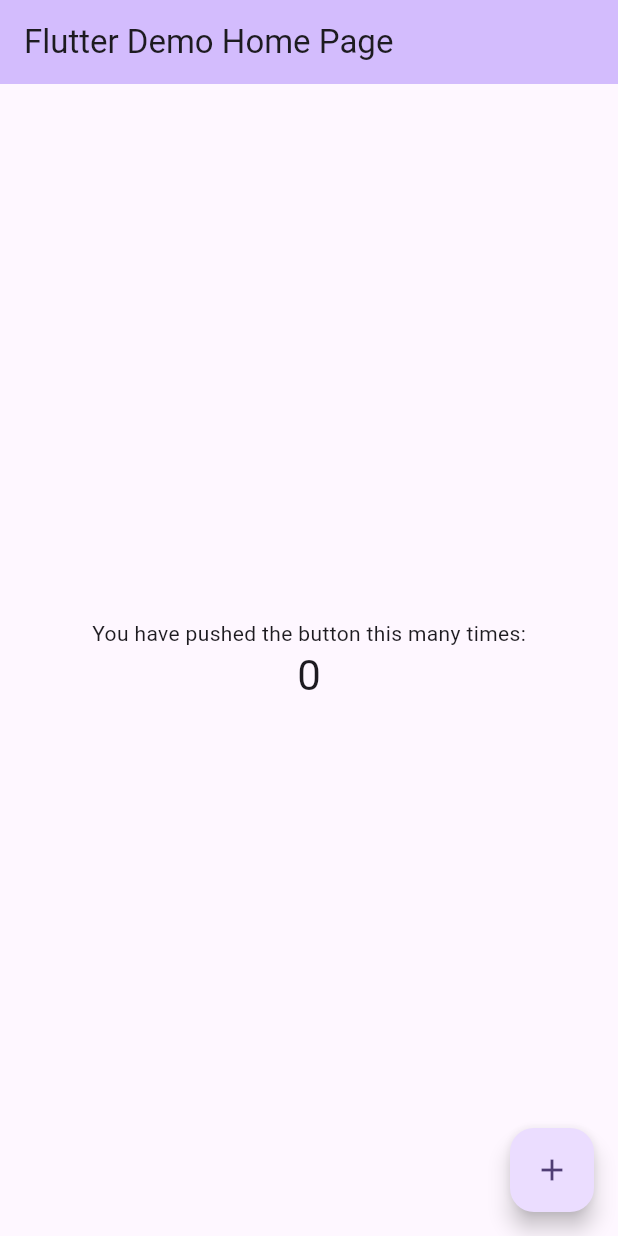
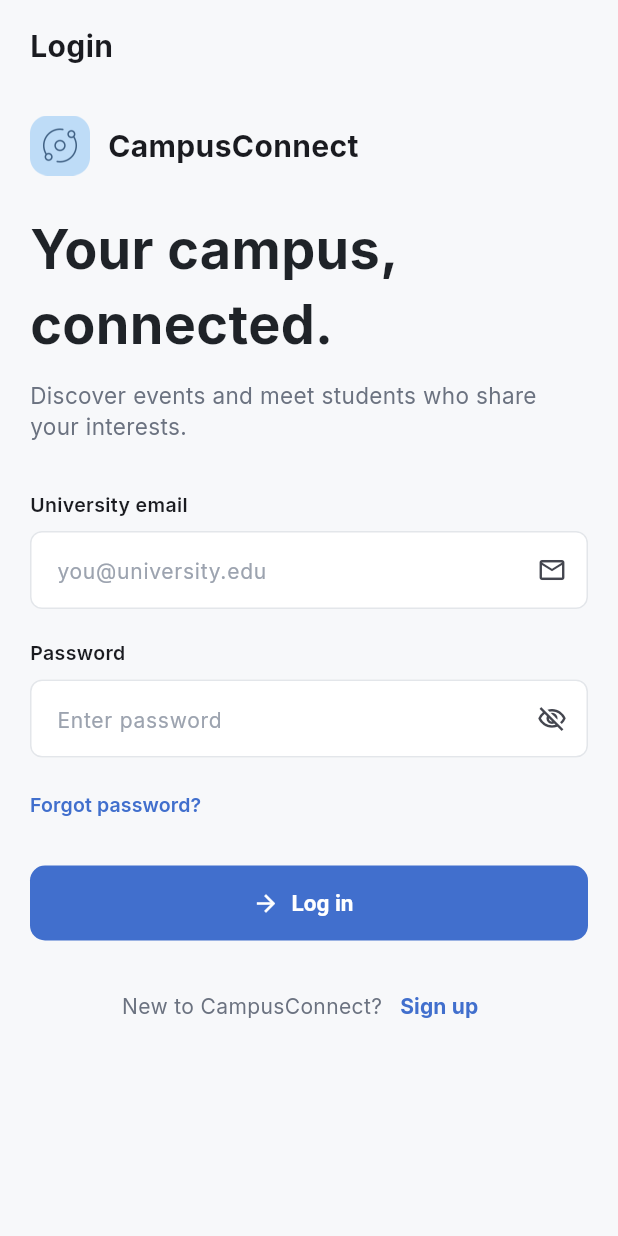
Before and after one commit to dolunayozbilgin/CampusConnect, a Flutter app: the screen it shows after launch, on a phone screen of 412 x 824 dp. Run offline on Flutter 3.47's test engine with Material 3 defaults, Android fonts, the phone set to English and light mode, and no system bars.

Commit message:
Add Login screen UI with shared theme, Inter font and logo

```diff
--- a/lib/main.dart
+++ b/lib/main.dart
@@ -1,4 +1,7 @@
 import 'package:flutter/material.dart';
+import 'screens/login_screen.dart';
+import 'utils/app_colors.dart';
+
 
 void main() {
   runApp(const MyApp());
@@ -7,116 +10,62 @@ void main() {
 class MyApp extends StatelessWidget {
   const MyApp({super.key});
 
-  // This widget is the root of your application.
   @override
   Widget build(BuildContext context) {
     return MaterialApp(
-      title: 'Flutter Demo',
+      title: 'CampusConnect',
+      debugShowCheckedModeBanner: false,
       theme: ThemeData(
-        // This is the theme of your application.
-        //
-        // TRY THIS: Try running your application with "flutter run". You'll see
-        // the application has a purple toolbar. Then, without quitting the app,
-        // try changing the seedColor in the colorScheme below to Colors.green
-        // and then invoke "hot reload" (save your changes or press the "hot
-        // reload" button in a Flutter-supported IDE, or press "r" if you used
-        // the command line to start the app).
-        //
-        // Notice that the counter didn't reset back to zero; the application
-        // state is not lost during the reload. To reset the state, use hot
-        // restart instead.
-        //
-        // This works for code too, not just values: Most code changes can be
-        // tested with just a hot reload.
-        colorScheme: .fromSeed(seedColor: Colors.deepPurple),
+        fontFamily: 'Inter',
+        colorScheme: ColorScheme.fromSeed(
+          seedColor: AppColors.primary,
+          primary: AppColors.primary,
+          surface: AppColors.background,
+          error: AppColors.error,
+        ),
+        scaffoldBackgroundColor: AppColors.background,
+
+        // Every TextField in the app gets this style
+        inputDecorationTheme: InputDecorationThemeData(
+          filled: true,
+          fillColor: AppColors.surface,
+          hintStyle: const TextStyle(color: AppColors.textHint, fontSize: 14),
+          contentPadding: const EdgeInsets.symmetric(
+            horizontal: 14,
+            vertical: 14,
+          ),
+          border: OutlineInputBorder(
+            borderRadius: BorderRadius.circular(8),
+            borderSide: const BorderSide(color: AppColors.border),
+          ),
+          enabledBorder: OutlineInputBorder(
+            borderRadius: BorderRadius.circular(8),
+            borderSide: const BorderSide(color: AppColors.border),
+          ),
+          focusedBorder: OutlineInputBorder(
+            borderRadius: BorderRadius.circular(8),
+            borderSide: const BorderSide(color: AppColors.primary, width: 1.5),
+          ),
+        ),
+
+        // Every FilledButton in the app gets this style
+        filledButtonTheme: FilledButtonThemeData(
+          style: FilledButton.styleFrom(
+            backgroundColor: AppColors.primary,
+            foregroundColor: Colors.white,
+            minimumSize: const Size.fromHeight(50),
+            shape: RoundedRectangleBorder(
+              borderRadius: BorderRadius.circular(10),
+            ),
+            textStyle: const TextStyle(
+              fontSize: 15,
+              fontWeight: FontWeight.w600,
+            ),
+          ),
+        ),
       ),
-      home: const MyHomePage(title: 'Flutter Demo Home Page'),
+
+      home: const LoginScreen(),
     );
   }
 }
-
-class MyHomePage extends StatefulWidget {
-  const MyHomePage({super.key, required this.title});
-
-  // This widget is the home page of your application. It is stateful, meaning
-  // that it has a State object (defined below) that contains fields that affect
-  // how it looks.
-
-  // This class is the configuration for the state. It holds the values (in this
-  // case the title) provided by the parent (in this case the App widget) and
-  // used by the build method of the State. Fields in a Widget subclass are
-  // always marked "final".
-
-  final String title;
-
-  @override
-  State<MyHomePage> createState() => _MyHomePageState();
-}
-
-class _MyHomePageState extends State<MyHomePage> {
-  int _counter = 0;
-
-  void _incrementCounter() {
-    setState(() {
-      // This call to setState tells the Flutter framework that something has
-      // changed in this State, which causes it to rerun the build method below
-      // so that the display can reflect the updated values. If we changed
-      // _counter without calling setState(), then the build method would not be
-      // called again, and so nothing would appear to happen.
-      _counter++;
-    });
-  }
-
-  @override
-  Widget build(BuildContext context) {
-    // This method is rerun every time setState is called, for instance as done
-    // by the _incrementCounter method above.
-    //
-    // The Flutter framework has been optimized to make rerunning build methods
-    // fast, so that you can just rebuild anything that needs updating rather
-    // than having to individually change instances of widgets.
-    return Scaffold(
-      appBar: AppBar(
-        // TRY THIS: Try changing the color here to a specific color (to
-        // Colors.amber, perhaps?) and trigger a hot reload to see the AppBar
-        // change color while the other colors stay the same.
-        backgroundColor: Theme.of(context).colorScheme.inversePrimary,
-        // Here we take the value from the MyHomePage object that was created by
-        // the App.build method, and use it to set our appbar title.
-        title: Text(widget.title),
-      ),
-      body: Center(
-        // Center is a layout widget. It takes a single child and positions it
-        // in the middle of the parent.
-        child: Column(
-          // Column is also a layout widget. It takes a list of children and
-          // arranges them vertically. By default, it sizes itself to fit its
-          // children horizontally, and tries to be as tall as its parent.
-          //
-          // Column has various properties to control how it sizes itself and
-          // how it positions its children. Here we use mainAxisAlignment to
-          // center the children vertically; the main axis here is the vertical
-          // axis because Columns are vertical (the cross axis would be
-          // horizontal).
-          //
-          // TRY THIS: Invoke "debug painting" (choose the "Toggle Debug Paint"
-          // action in the IDE, or press "p" in the console), to see the
-          // wireframe for each widget.
-          mainAxisAlignment: .center,
-          children: [
-            const Text('You have pushed the button this many times:'),
-            Text(
-              '$_counter',
-              style: Theme.of(context).textTheme.headlineMedium,
-            ),
-          ],
-        ),
-      ),
-      floatingActionButton: FloatingActionButton(
-        onPressed: _incrementCounter,
-        tooltip: 'Increment',
-        child: const Icon(Icons.add),
-      ),
-    );
-  }
-}
--- /dev/null
+++ b/lib/screens/login_screen.dart
@@ -0,0 +1,149 @@
+import 'package:flutter/material.dart';
+import '../utils/app_colors.dart';
+
+
+class LoginScreen extends StatefulWidget {
+  const LoginScreen({super.key});
+
+  @override
+  State<LoginScreen> createState() => _LoginScreenState();
+}
+
+class _LoginScreenState extends State<LoginScreen> {
+  bool _obscurePassword = true;
+
+  @override
+  Widget build(BuildContext context) {
+        return Scaffold(
+      body: SafeArea(
+        child: SingleChildScrollView(
+          padding: const EdgeInsets.fromLTRB(20, 16, 20, 24),
+          child: Column(
+            crossAxisAlignment: CrossAxisAlignment.stretch,
+            children: [
+              // App header
+              const Text(
+                'Login',
+                style: TextStyle(fontSize: 20, fontWeight: FontWeight.w700),
+              ),
+              const SizedBox(height: 32),
+
+              // Brand: logo tile + app name
+              Row(
+                children: [
+                  Image.asset('assets/images/logo.png', width: 40, height: 40),
+                  const SizedBox(width: 12),
+                  const Text(
+                    'CampusConnect',
+                    style: TextStyle(fontSize: 20, fontWeight: FontWeight.w700),
+                  ),
+                ],
+              ),
+              const SizedBox(height: 24),
+
+              // Title + subtitle
+              const Text(
+                'Your campus,\nconnected.',
+                style: TextStyle(
+                  fontSize: 36,
+                  fontWeight: FontWeight.w700,
+                  height: 1.4,
+                  color: AppColors.textPrimary,
+                ),
+              ),
+              const SizedBox(height: 12),
+              const Text(
+                'Discover events and meet students who share your interests.',
+                style: TextStyle(fontSize: 15, color: AppColors.textSecondary),
+              ),
+              const SizedBox(height: 32),
+
+              // Email
+              const Text(
+                'University email',
+                style: TextStyle(fontSize: 13, fontWeight: FontWeight.w600),
+              ),
+              const SizedBox(height: 8),
+              const TextField(
+                keyboardType: TextInputType.emailAddress,
+                decoration: InputDecoration(
+                  hintText: 'you@university.edu',
+                  suffixIcon: Icon(Icons.mail_outline, size: 20),
+                ),
+              ),
+              const SizedBox(height: 20),
+
+              // Password
+              const Text(
+                'Password',
+                style: TextStyle(fontSize: 13, fontWeight: FontWeight.w600),
+              ),
+              const SizedBox(height: 8),
+              TextField(
+                obscureText: _obscurePassword,
+                decoration: InputDecoration(
+                  hintText: 'Enter password',
+                  suffixIcon: IconButton(
+                    icon: Icon(
+                      _obscurePassword
+                          ? Icons.visibility_off_outlined
+                          : Icons.visibility_outlined,
+                      size: 20,
+                    ),
+                    onPressed: () {
+                      setState(() {
+                        _obscurePassword = !_obscurePassword;
+                      });
+                    },
+                  ),
+                ),
+              ),
+              const SizedBox(height: 8),
+
+              // Forgot password (left aligned)
+              Align(
+                alignment: Alignment.centerLeft,
+                child: TextButton(
+                  style: TextButton.styleFrom(padding: EdgeInsets.zero),
+                  onPressed: () {},
+                  child: const Text(
+                    'Forgot password?',
+                    style: TextStyle(fontSize: 13, fontWeight: FontWeight.w600),
+                  ),
+                ),
+              ),
+              const SizedBox(height: 16),
+
+              // Log in button with arrow icon
+              FilledButton.icon(
+                onPressed: () {},
+                icon: const Icon(Icons.arrow_forward, size: 18),
+                label: const Text('Log in'),
+              ),
+              const SizedBox(height: 20),
+
+              // Sign up link
+              Row(
+                mainAxisAlignment: MainAxisAlignment.center,
+                children: [
+                  const Text(
+                    'New to CampusConnect?',
+                    style: TextStyle(color: AppColors.textSecondary),
+                  ),
+                  TextButton(
+                    onPressed: () {},
+                    child: const Text(
+                      'Sign up',
+                      style: TextStyle(fontWeight: FontWeight.w700),
+                    ),
+                  ),
+                ],
+              ),
+            ],
+          ),
+        ),
+      ),
+    );
+  }
+
+}
--- /dev/null
+++ b/lib/utils/app_colors.dart
@@ -0,0 +1,18 @@
+import 'package:flutter/material.dart';
+
+class AppColors {
+  AppColors._();
+
+  static const Color primary = Color(0xFF416FCD);
+  static const Color primaryLight = Color(0xFFE3ECFA);
+
+  static const Color background = Color(0xFFF7F8FA);
+  static const Color surface = Color(0xFFFFFFFF);
+  static const Color border = Color(0xFFE3E6EA);
+
+  static const Color textPrimary = Color(0xFF1F2328);
+  static const Color textSecondary = Color(0xFF6B7280);
+  static const Color textHint = Color(0xFF9CA3AF);
+
+  static const Color error = Color(0xFFDC2626);
+}
```
Also changed, not shown: pubspec.yaml (+15 -0 lines), assets/fonts/Inter-Bold.ttf (added), assets/fonts/Inter-Medium.ttf (added), assets/fonts/Inter-Regular.ttf (added), assets/fonts/Inter-SemiBold.ttf (added), assets/fonts/LICENSE.txt (added), assets/images/logo.png (added), pubspec.lock.
